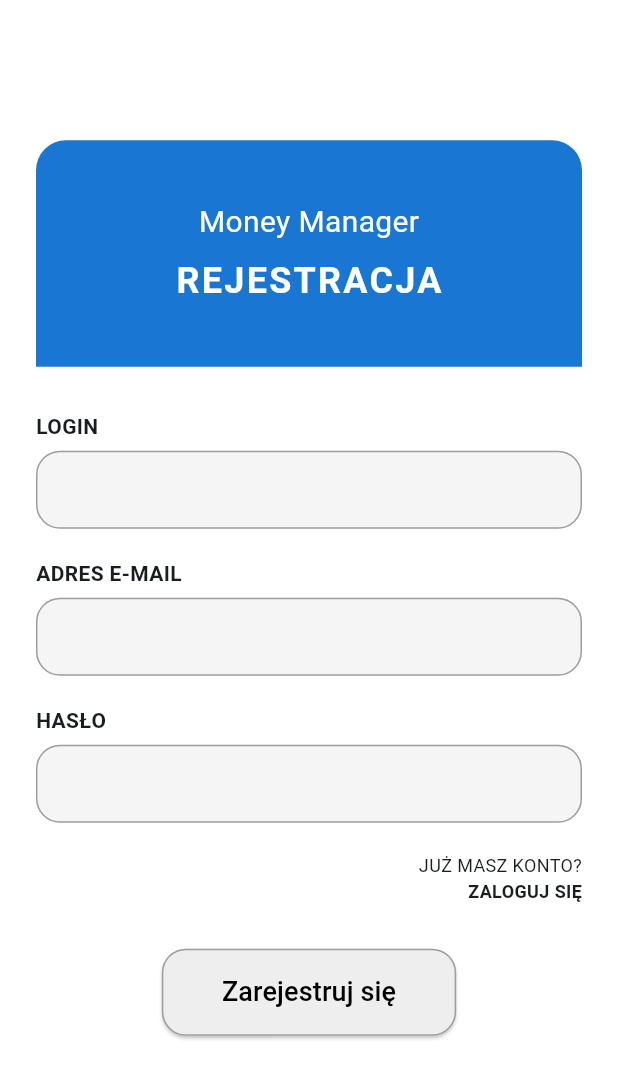
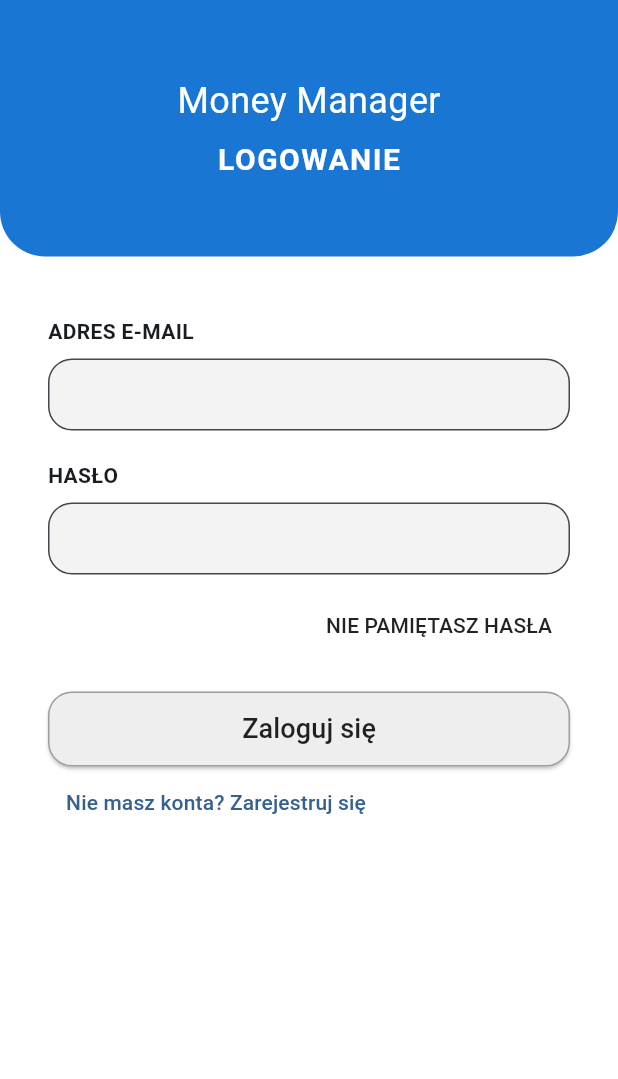
Before and after one commit to Money-Manager-App-Team/Money-Manager, a Flutter app: the screen it shows after launch, on a phone screen of 412 x 824 dp. Shown: the top 1079 px of the screen. Run offline on Flutter 3.47's test engine with Material 3 defaults, Android fonts, the phone set to English and light mode, and no system bars; our stand-ins replace cloud_firestore, firebase_auth, firebase_core; accounts and stored records are empty.

Commit message:
Login screen

```diff
--- a/lib/main.dart
+++ b/lib/main.dart
@@ -1,8 +1,7 @@
 import 'package:flutter/material.dart';
 import 'package:firebase_core/firebase_core.dart';
 import 'package:money_manager/firebase_options.dart';
-
-import 'screens/registration_page.dart';
+import 'package:money_manager/screens/login_screen.dart';
 
 void main() async {
   WidgetsFlutterBinding.ensureInitialized();
@@ -27,7 +26,7 @@ class MoneyManagerApp extends StatelessWidget {
         useMaterial3: true,
         colorSchemeSeed: Colors.blue,
       ),
-      home: const RegistrationPage(),
+      home: const LoginScreen(),
     );
   }
 }
--- /dev/null
+++ b/lib/screens/login_screen.dart
@@ -0,0 +1,143 @@
+import 'package:flutter/material.dart';
+import 'package:money_manager/screens/registration_page.dart';
+
+class LoginScreen extends StatelessWidget {
+  const LoginScreen({super.key});
+
+  @override
+  Widget build(BuildContext context) {
+    return Scaffold(
+      backgroundColor: Colors.white,
+      body: Column(
+        children: [
+          // Górna część – nagłówek
+          Container(
+            width: double.infinity,
+            padding: const EdgeInsets.symmetric(vertical: 50),
+            decoration: const BoxDecoration(
+              color: Color(0xFF1976D2),
+              borderRadius: BorderRadius.only(
+                bottomLeft: Radius.circular(30),
+                bottomRight: Radius.circular(30),
+              ),
+            ),
+            child: const Column(
+              children: [
+                Text(
+                  'Money Manager',
+                  style: TextStyle(
+                    color: Colors.white,
+                    fontSize: 24,
+                  ),
+                ),
+                SizedBox(height: 8),
+                Text(
+                  'LOGOWANIE',
+                  style: TextStyle(
+                    color: Colors.white,
+                    fontSize: 20,
+                    fontWeight: FontWeight.bold,
+                    letterSpacing: 1,
+                  ),
+                ),
+              ],
+            ),
+          ),
+          const SizedBox(height: 40),
+
+          // Środkowa część – formularz
+          Padding(
+            padding: const EdgeInsets.symmetric(horizontal: 32),
+            child: Column(
+              crossAxisAlignment: CrossAxisAlignment.start,
+              children: [
+                const Text(
+                  'ADRES E-MAIL',
+                  style: TextStyle(
+                    fontWeight: FontWeight.bold,
+                  ),
+                ),
+                const SizedBox(height: 8),
+                TextField(
+                  decoration: InputDecoration(
+                    filled: true,
+                    fillColor: const Color(0xFFF3F3F3),
+                    border: OutlineInputBorder(
+                      borderRadius: BorderRadius.circular(16),
+                      borderSide: BorderSide(color: Colors.grey),
+                    ),
+                    contentPadding: const EdgeInsets.symmetric(horizontal: 16),
+                  ),
+                ),
+                const SizedBox(height: 20),
+                const Text(
+                  'HASŁO',
+                  style: TextStyle(
+                    fontWeight: FontWeight.bold,
+                  ),
+                ),
+                const SizedBox(height: 8),
+                TextField(
+                  obscureText: true,
+                  decoration: InputDecoration(
+                    filled: true,
+                    fillColor: const Color(0xFFF3F3F3),
+                    border: OutlineInputBorder(
+                      borderRadius: BorderRadius.circular(16),
+                      borderSide: BorderSide(color: Colors.grey),
+                    ),
+                    contentPadding: const EdgeInsets.symmetric(horizontal: 16),
+                  ),
+                ),
+                const SizedBox(height: 10),
+                Align(
+                  alignment: Alignment.centerRight,
+                  child: TextButton(
+                    onPressed: () {},
+                    child: const Text(
+                      'NIE PAMIĘTASZ HASŁA',
+                      style: TextStyle(color: Colors.black87),
+                    ),
+                  ),
+                ),
+                const SizedBox(height: 20),
+                Center(
+                  child: SizedBox(
+                    width: double.infinity,
+                    height: 50,
+                    child: ElevatedButton(
+                      onPressed: () {},
+                      style: ElevatedButton.styleFrom(
+                        backgroundColor: Colors.grey.shade200,
+                        shape: RoundedRectangleBorder(
+                          borderRadius: BorderRadius.circular(16),
+                          side: BorderSide(color: Colors.grey.shade500),
+                        ),
+                      ),
+                      child: const Text(
+                        'Zaloguj się',
+                        style: TextStyle(
+                          fontSize: 18,
+                          color: Colors.black87,
+                        ),
+                      ),
+                    ),
+                  ),
+                ),
+                TextButton(
+                  onPressed: () {
+                    Navigator.push(
+                      context,
+                      MaterialPageRoute(builder: (_) => const RegistrationPage()),
+                    );
+                  },
+                  child: const Text('Nie masz konta? Zarejestruj się'),
+                ),
+              ],
+            ),
+          ),
+        ],
+      ),
+    );
+  }
+}
--- a/lib/screens/registration_page.dart
+++ b/lib/screens/registration_page.dart
@@ -44,13 +44,16 @@ class RegistrationPage extends StatelessWidget {
                 _buildTextField(label: 'HASŁO', obscure: true),
                 const SizedBox(height: 20),
 
-                const Align(
+                Align(
                   alignment: Alignment.centerRight,
                   child: Column(
                     crossAxisAlignment: CrossAxisAlignment.end,
                     children: [
-                      Text('JUŻ MASZ KONTO?', style: TextStyle(fontSize: 12)),
-                      Text('ZALOGUJ SIĘ', style: TextStyle(fontSize: 12, fontWeight: FontWeight.bold)),
+                      const Text('JUŻ MASZ KONTO?', style: TextStyle(fontSize: 12)),
+                      TextButton(
+                        onPressed: () => Navigator.pop(context),
+                        child: const Text('ZALOGUJ SIĘ', style: TextStyle(fontSize: 12, fontWeight: FontWeight.bold)),
+                      ),
                     ],
                   ),
                 ),
```
Also changed, not shown: lib/screens/home_page.dart (+18 -19 lines), lib/screens/settings_page.dart (added, +12 -0 lines), lib/screens/graph_page.dart (line endings or trailing spaces).
